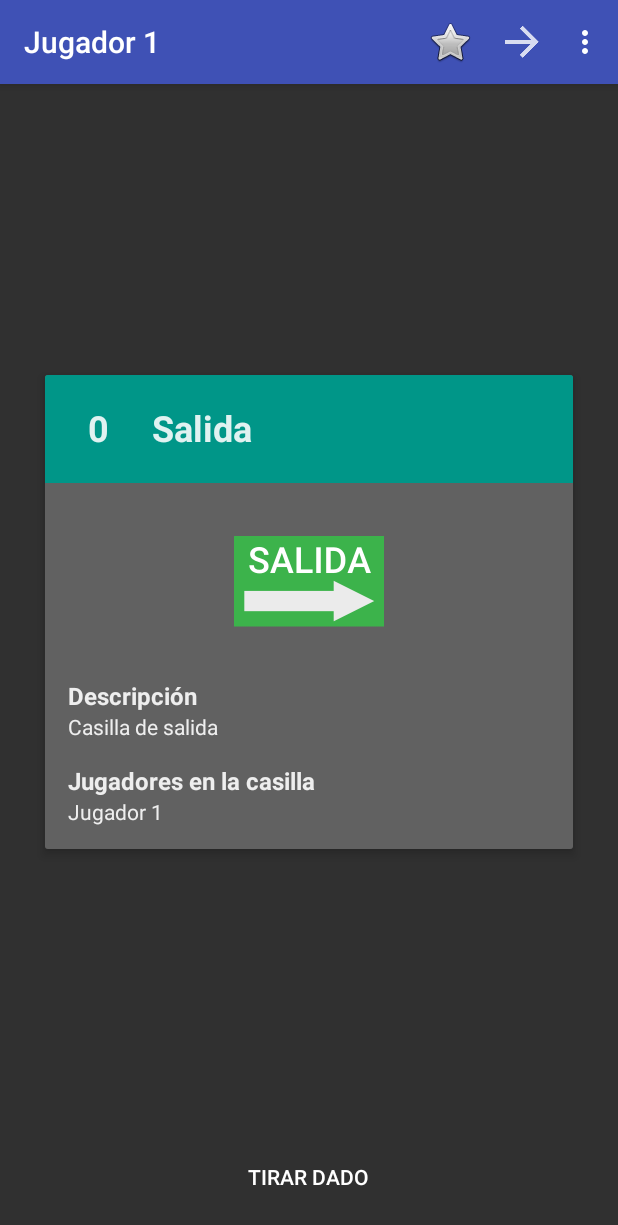
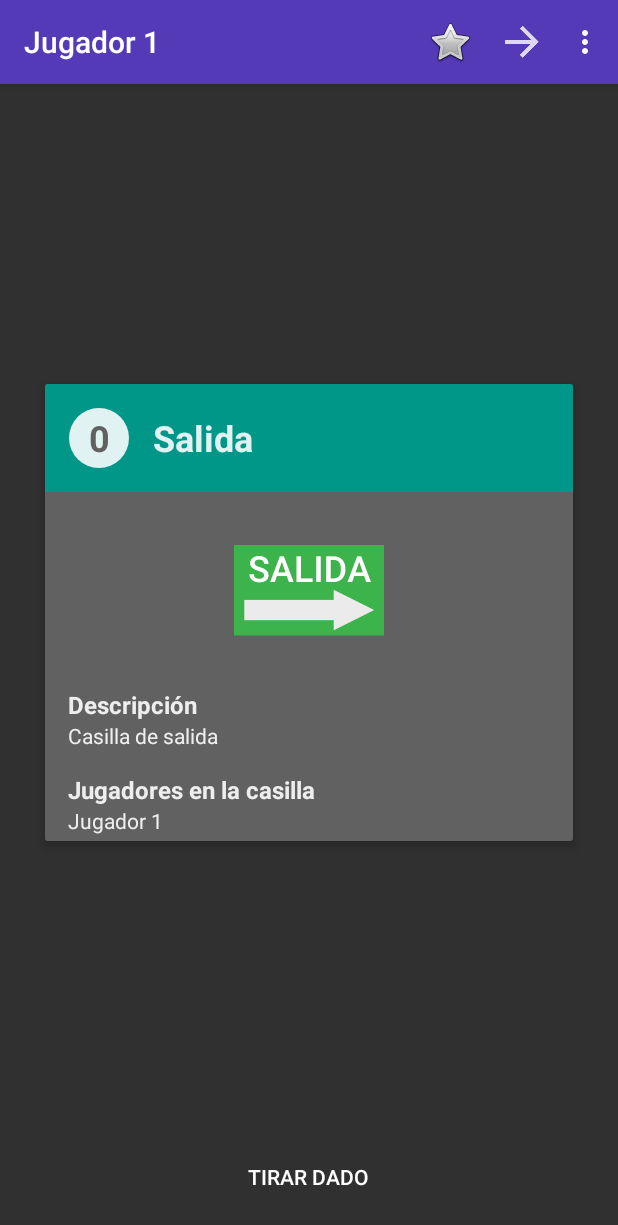
Before and after one commit to CokePedreira/PracticaUbicuaAndroid, an Android app: the screen it shows after launch (Tablero), after a tap on "COMENZAR", on a phone screen of 412 x 824 dp. Shown: the top 1225 px of the screen. Run offline under Robolectric (Android 15) with nearby library versions, the phone set to English and light mode, and no system bars; libraries missing offline, so code that uses them is left out: com.melnykov.fab; 2 statements that could not run were skipped.

Commit message:
Acabada la cabecera de las casillas. Color principal nuevo. Algunas cosas feas arregladas.

```diff
--- a/OcalimochoApp/app/build.gradle
+++ b/OcalimochoApp/app/build.gradle
@@ -27,4 +27,5 @@ dependencies {
     compile 'com.google.code.gson:gson:2.3.1'
     compile 'com.bartoszlipinski.flippablestackview:library:1.2.1'
     compile 'com.melnykov:floatingactionbutton:1.3.0'
+    compile 'com.alexzh:circleimageview:1.1.1@aar'
 }
--- /dev/null
+++ b/OcalimochoApp/app/src/main/res/drawable/circle.xml
@@ -0,0 +1,6 @@
+<?xml version="1.0" encoding="utf-8"?>
+<shape xmlns:android="http://schemas.android.com/apk/res/android"
+    android:shape="oval" >
+    <gradient android:startColor="#E0F2F1" android:endColor="#E0F2F1"
+        android:angle="270"/>
+</shape>
--- a/OcalimochoApp/app/src/main/res/layout/fragment_casilla.xml
+++ b/OcalimochoApp/app/src/main/res/layout/fragment_casilla.xml
@@ -1,6 +1,7 @@
 <!-- A CardView that contains a TextView -->
 
 <FrameLayout xmlns:android="http://schemas.android.com/apk/res/android"
+    xmlns:app="http://schemas.android.com/tools"
     xmlns:card_view="http://schemas.android.com/apk/res-auto"
     android:layout_width="match_parent"
     android:layout_height="wrap_content">
@@ -11,16 +12,16 @@
         android:layout_height="wrap_content"
         android:layout_gravity="center"
         android:layout_margin="30dp"
+        android:background="#616161"
         android:translationZ="2dp"
-        card_view:cardCornerRadius="2dp"
-        android:background="#616161">
+        card_view:cardCornerRadius="2dp">
 
         <LinearLayout
             android:id="@+id/card_view_linear_layout"
             android:layout_width="match_parent"
             android:layout_height="wrap_content"
             android:orientation="vertical"
-            android:paddingBottom="15dp">
+            android:paddingBottom="4dp">
 
             <LinearLayout
                 android:layout_width="match_parent"
@@ -28,18 +29,29 @@
                 android:background="@color/ColorAccent"
                 android:gravity="start"
                 android:orientation="horizontal"
-                android:padding="15dp">
+                android:padding="16dp">
+
+                <RelativeLayout
+                    android:layout_width="wrap_content"
+                    android:layout_height="match_parent">
+
+                    <View
+                        android:id="@+id/imageView"
+                        android:layout_width="40dp"
+                        android:layout_height="40dp"
+                        android:background="@drawable/circle" />
 
 
                     <TextView
                         android:id="@+id/posicionCasilla"
                         android:layout_width="40dp"
                         android:layout_height="40dp"
-                    android:gravity="center"
-                    android:text="Pos"
-                    android:textColor="#E0F2F1"
+                        android:gravity="center_horizontal|center_vertical"
+                        android:text="22"
+                        android:textColor="#616161"
                         android:textSize="24sp"
                         android:textStyle="bold" />
+                </RelativeLayout>
 
                 <TextView
                     android:id="@+id/nombreCasilla"
--- a/OcalimochoApp/app/src/main/res/values/colors.xml
+++ b/OcalimochoApp/app/src/main/res/values/colors.xml
@@ -1,7 +1,7 @@
 <?xml version="1.0" encoding="utf-8"?>
 <resources>
-    <color name="ColorPrimary">#3F51B5</color>
-    <color name="ColorPrimaryDark">#303F9F</color>
+    <color name="ColorPrimary">#553ab7</color>
+    <color name="ColorPrimaryDark">#482da8</color>
     <color name="ColorAccent">#009688</color>
     <color name="ColorAccentDark">#00796B</color>
 
```
Also changed, not shown: 1 other file. Lines whose indentation alone changed are shown as unchanged.
